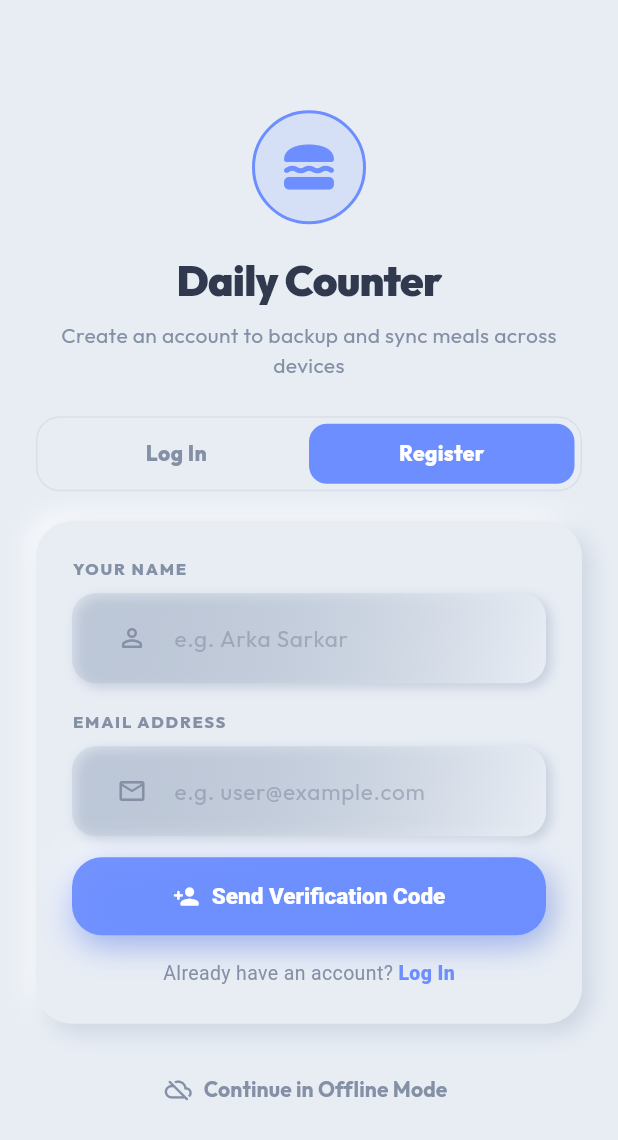
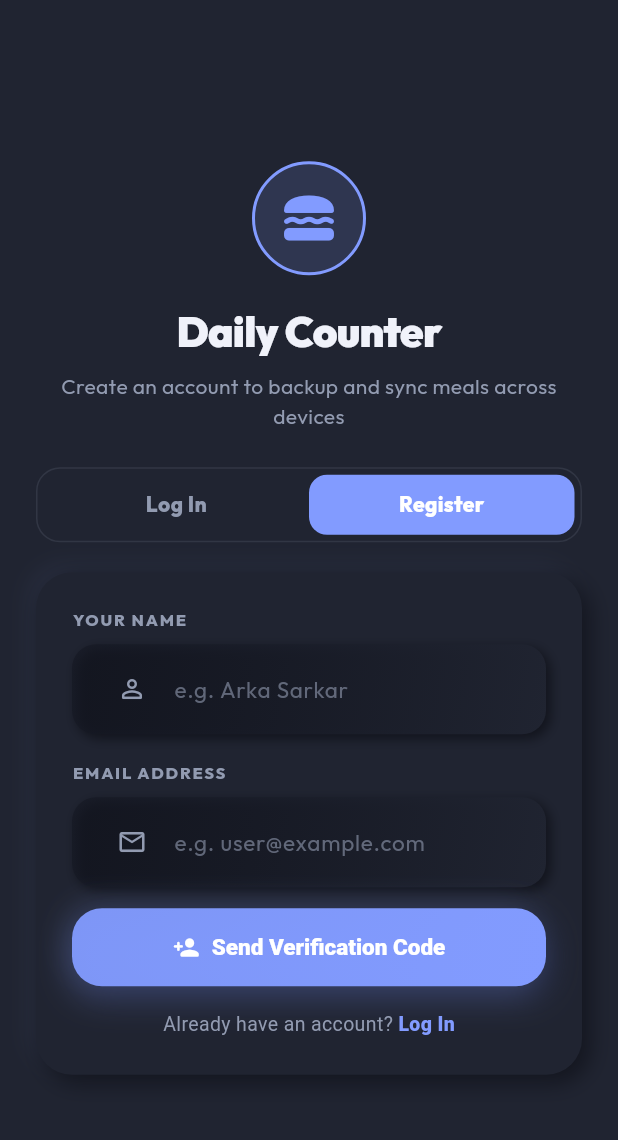
Before and after one commit to arkaskr/multi_counter, a Flutter app: the screen it shows after launch, after a tap on "Register", on a phone screen of 412 x 824 dp. Shown: the top 1140 px of the screen. Run offline on Flutter 3.47's test engine with Material 3 defaults, Android fonts, the phone set to English and light mode, and no system bars; our stand-ins replace flutter_riverpod, google_fonts, shared_preferences, sqflite, sqflite_common_ffi; accounts and stored records are empty.

Commit message:
feat: immediate auto-sync on all changes, default dark theme, offline toast, widget meals truncation fix, otp placeholder styling

```diff
--- a/App/lib/core/theme/app_theme.dart
+++ b/App/lib/core/theme/app_theme.dart
@@ -125,7 +125,7 @@ extension AppThemeContext on BuildContext {
   AppThemeData get appTheme {
     final ext = Theme.of(this).extension<AppThemeData>();
     if (ext == null) {
-      return AppThemeData.fromPalette(ThemePresets.softLight);
+      return AppThemeData.fromPalette(ThemePresets.midnightDark);
     }
     return ext;
   }
--- a/App/lib/core/theme/theme_presets.dart
+++ b/App/lib/core/theme/theme_presets.dart
@@ -82,7 +82,7 @@ class ThemePresets {
   static ThemeColorPalette getById(String id) {
     return allThemes.firstWhere(
       (theme) => theme.id == id,
-      orElse: () => softLight,
+      orElse: () => midnightDark,
     );
   }
 }
--- a/App/lib/core/theme/theme_provider.dart
+++ b/App/lib/core/theme/theme_provider.dart
@@ -1,16 +1,19 @@
 import 'package:flutter_riverpod/flutter_riverpod.dart';
+import '../../features/auth/providers/auth_providers.dart';
 import '../services/settings_service.dart';
 import 'app_theme.dart';
 import 'theme_presets.dart';
 
 final settingsServiceProvider = Provider<SettingsService>((ref) {
-  return SettingsService();
+  return SettingsService(
+    syncService: ref.watch(syncServiceProvider),
+  );
 });
 
 class ThemeNotifier extends Notifier<AppThemeData> {
   @override
   AppThemeData build() {
-    return AppThemeData.fromPalette(ThemePresets.softLight);
+    return AppThemeData.fromPalette(ThemePresets.midnightDark);
   }
 
   Future<void> loadTheme() async {
--- a/App/lib/features/auth/screens/login_screen.dart
+++ b/App/lib/features/auth/screens/login_screen.dart
@@ -405,27 +405,6 @@ class _LoginScreenState extends ConsumerState<LoginScreen> {
                       ],
                     ),
                   ),
-
-                  const SizedBox(height: 20),
-
-                  // Offline / Guest Mode option
-                  if (!widget.isModal)
-                    Center(
-                      child: TextButton.icon(
-                        icon: Icon(Icons.cloud_off_rounded, size: 18, color: theme.secondaryText),
-                        label: Text(
-                          'Continue in Offline Mode',
-                          style: TextStyle(
-                            fontSize: 14,
-                            fontWeight: FontWeight.w700,
-                            color: theme.secondaryText,
-                          ),
-                        ),
-                        onPressed: () async {
-                          await ref.read(authStateProvider.notifier).continueOffline();
-                        },
-                      ),
-                    ),
                 ],
               ),
             ),
--- a/App/lib/features/home/providers/home_providers.dart
+++ b/App/lib/features/home/providers/home_providers.dart
@@ -4,10 +4,13 @@ import '../../../core/services/counter_service.dart';
 import '../../../core/utils/date_utils.dart';
 import '../../../shared/models/daily_record.dart';
 import '../../../shared/models/weekly_summary.dart';
+import '../../auth/providers/auth_providers.dart';
 import '../../settings/providers/settings_providers.dart';
 
 final counterServiceProvider = Provider<CounterService>((ref) {
-  return CounterService();
+  return CounterService(
+    syncService: ref.watch(syncServiceProvider),
+  );
 });
 
 class TodayRecordNotifier extends AsyncNotifier<DailyRecord> {
--- a/App/lib/shared/components/neumorphic_input.dart
+++ b/App/lib/shared/components/neumorphic_input.dart
@@ -17,11 +17,13 @@ class NeumorphicInput extends StatelessWidget {
   final bool autofocus;
   final TextAlign textAlign;
   final TextStyle? style;
+  final TextStyle? hintStyle;
 
   const NeumorphicInput({
     super.key,
     this.controller,
     this.hintText,
+    this.hintStyle,
     this.prefixIcon,
     this.suffixIcon,
     this.prefixText,
@@ -62,11 +64,12 @@ class NeumorphicInput extends StatelessWidget {
         decoration: InputDecoration(
           border: InputBorder.none,
           hintText: hintText,
-          hintStyle: TextStyle(
-            color: theme.secondaryText.withValues(alpha: 0.6),
-            fontSize: 15,
-            fontWeight: FontWeight.normal,
-          ),
+          hintStyle: hintStyle ??
+              TextStyle(
+                color: theme.secondaryText.withValues(alpha: 0.6),
+                fontSize: 15,
+                fontWeight: FontWeight.normal,
+              ),
           prefixIcon: prefixIcon,
           suffixIcon: suffixIcon,
           prefixText: prefixText,
```
Also changed, not shown: App/lib/core/services/counter_service.dart (+14 -1 lines), App/lib/core/services/settings_service.dart (+7 -1 lines), App/lib/features/auth/screens/otp_screen.dart (+21 -11 lines), App/lib/main.dart (+46 -2 lines), 1 other file.
